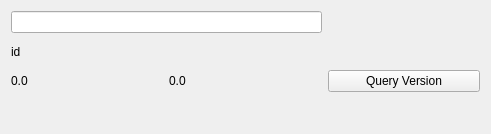
Old version of the form PressPlateTool/ui/expand/expandtile.ui in the repository CGinMax/ProtocolTools.
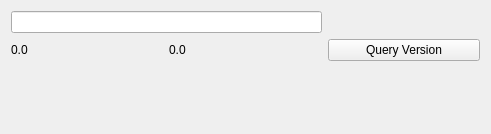
New version of the form.

Patch:
```diff
--- a/PressPlateTool/ui/expand/expandtile.ui
+++ b/PressPlateTool/ui/expand/expandtile.ui
@@ -17,13 +17,6 @@
    </sizepolicy>
   </property>
   <layout class="QGridLayout" name="gridLayout">
-   <item row="1" column="0">
-    <widget class="QLabel" name="txtId">
-     <property name="text">
-      <string>id</string>
-     </property>
-    </widget>
-   </item>
    <item row="2" column="0">
     <widget class="QLabel" name="txtHardwareVer">
      <property name="toolTip">
```
